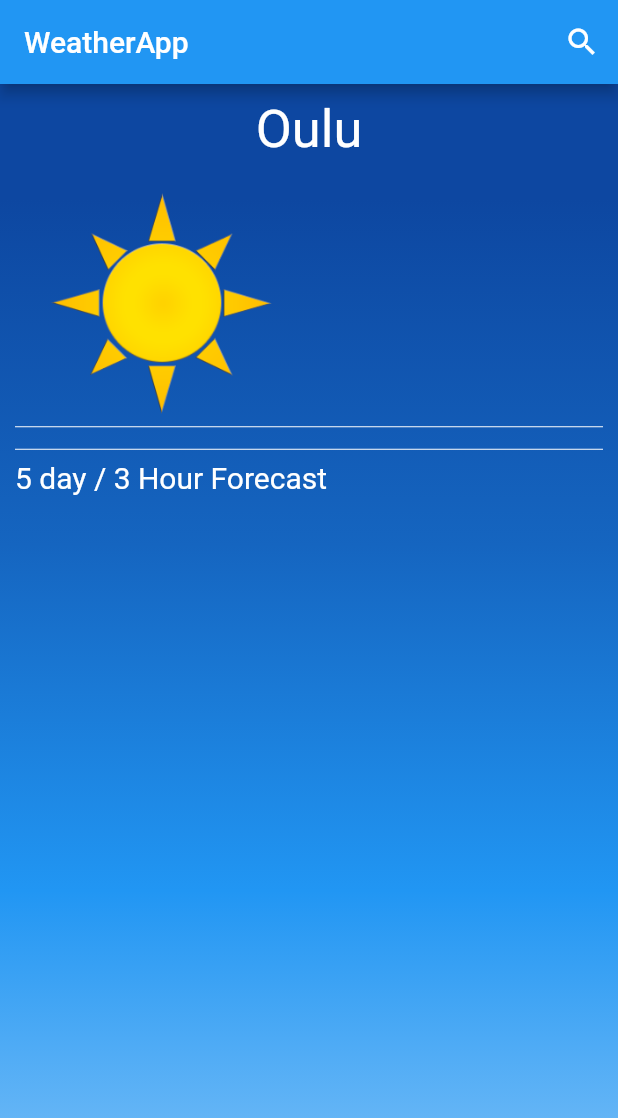
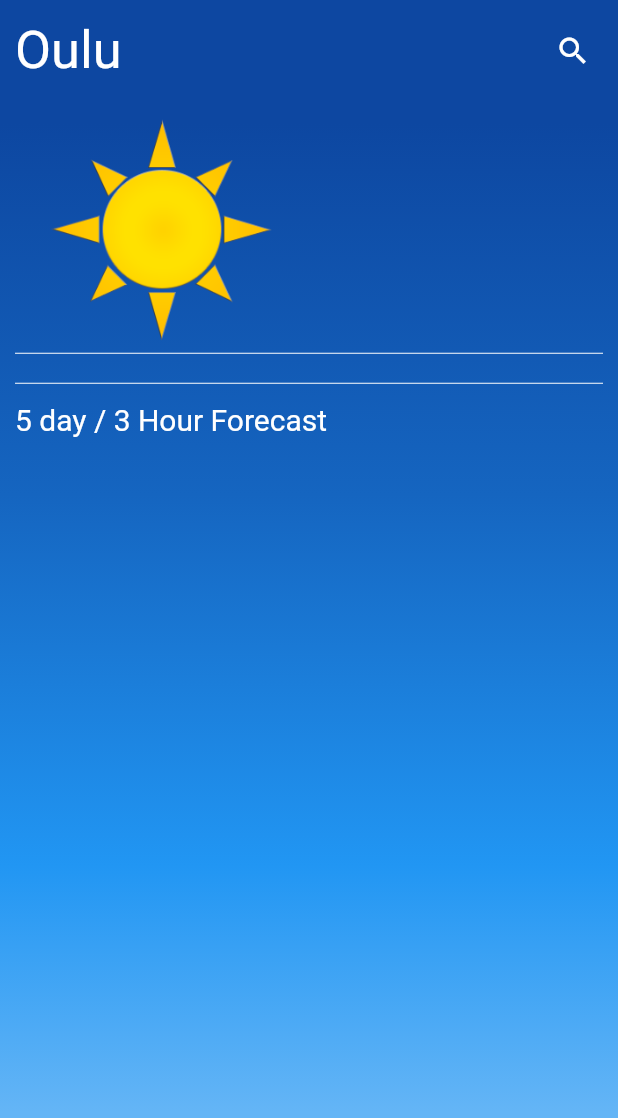
Before and after one commit to Nikomanty/weather_app, a Flutter app: the screen it shows after launch, on a phone screen of 412 x 824 dp. Shown: the top 1118 px of the screen. Run offline on Flutter 3.47's test engine with Material 2 defaults, Android fonts, the phone set to English and light mode, and no system bars; network calls fail.

Commit message:
appBar deleted

```diff
--- a/lib/ui/city.dart
+++ b/lib/ui/city.dart
@@ -34,21 +34,9 @@ class CityState extends State<City> {
   Widget build(BuildContext context) {
     return new Scaffold(
       backgroundColor: Theme.of(context).backgroundColor,
-      appBar: new AppBar(
-        title: new Text("WeatherApp"),
-        actions: <Widget>[
-//					new IconButton(
-//						icon: new Icon(Icons.my_location), onPressed: null
-//					),
 
-          new IconButton(
-            icon: new Icon(Icons.search),
-            onPressed: () {
-              searchCity(context);
-            },
-          ),
-        ],
-      ),
+
+
       body: new Container(
         decoration: new BoxDecoration(
           gradient: new LinearGradient(
@@ -110,7 +98,7 @@ class CityState extends State<City> {
               ),
             ),
             new Divider(
-              height: 15.0,
+              height: 25.0,
               color: Colors.white,
             ),
             new Text(
@@ -118,7 +106,6 @@ class CityState extends State<City> {
               style: new TextStyle(fontSize: 20.0, color: Colors.white),
             ),
 
-            //new SafeArea(child: weekForecast(_city)),
             new SafeArea(child: weekForecast(_city)),
 
           ],
@@ -156,11 +143,25 @@ class CityState extends State<City> {
   }
 
   Widget showCity() {
-    return new Center(
-      child: new Text(
-        _city == null ? util.defaultCity : _city,
-        style: new TextStyle(fontSize: 35.0, color: Colors.white),
-      ),
+    return new Container(
+      child: new Row(
+        mainAxisAlignment: MainAxisAlignment.spaceBetween,
+        children: <Widget>[
+          new Text(
+              _city == null ? util.defaultCity : _city,
+              style: new TextStyle(fontSize: 35.0, color: Colors.white),
+            ),
+
+
+          new IconButton(
+            alignment: Alignment.centerRight,
+            icon: new Icon(Icons.search, color: Colors.white,),
+            onPressed: () {
+              searchCity(context);
+            },
+          ),
+        ],
+      )
     );
   }
 
```
